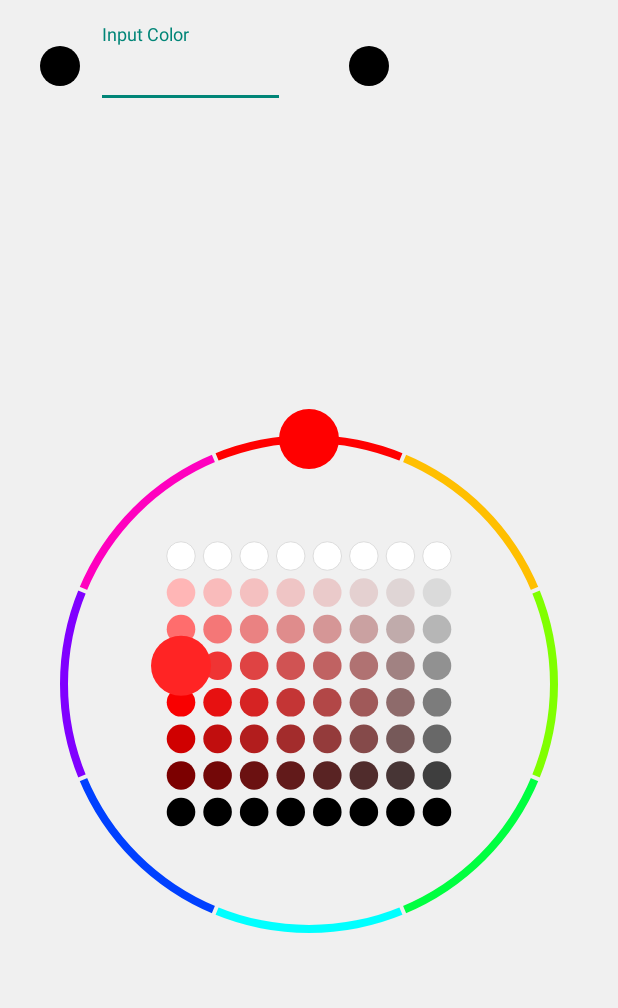
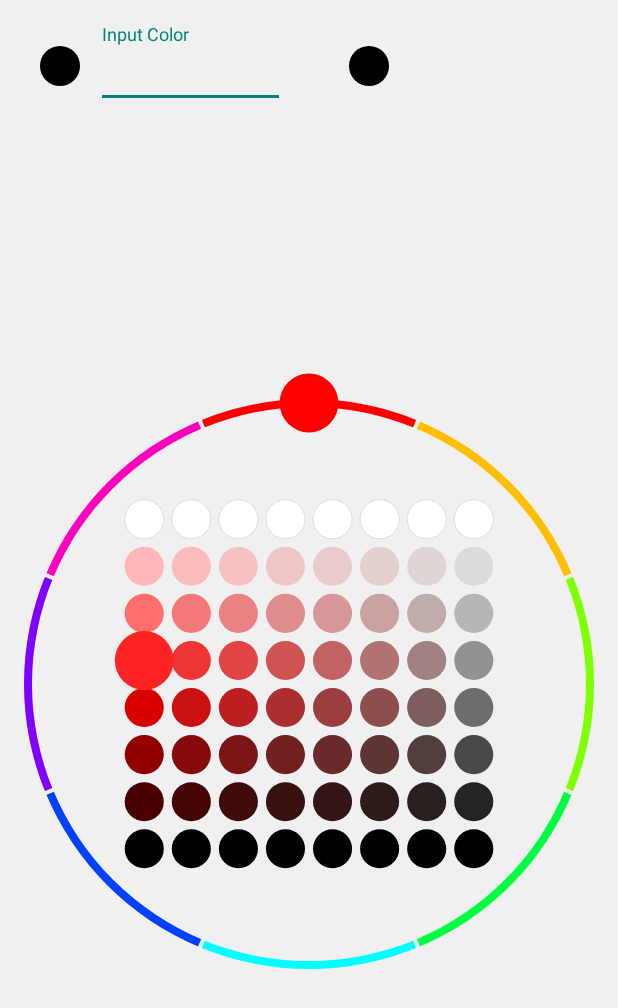
Before and after one commit to parthjdabhi/PhotoDoodle, an Android app: the layout fragment_color_picker_test.xml on its own in the app's theme, with its tools: preview values and no code run, on a phone screen of 412 x 824 dp. Shown: the top 1008 px of the screen. Run offline under Robolectric (Android 15) with nearby library versions, the phone set to English and light mode, and no system bars.

Commit message:
Some method renaming for clarity

```diff
--- a/app/app/src/main/java/org/zakariya/photodoodle/view/ColorPickerView.java
+++ b/app/app/src/main/java/org/zakariya/photodoodle/view/ColorPickerView.java
@@ -43,7 +43,7 @@ public class ColorPickerView extends View {
 	private static final float SQRT_2 = (float) Math.sqrt(2);
 	private static final float HUE_RING_THICKNESS = 8f;
 	private static final float SEPARATOR_WIDTH = 4f;
-	private static final float KNOB_RADIUS = 30;
+	private static final float MAX_TONE_SWATCH_RADIUS = 22;
 	private static final long ANIMATION_DURATION = 200;
 
 	private int color = 0xFF000000;
@@ -111,19 +111,36 @@ public class ColorPickerView extends View {
 	}
 
 	public void setPrecision(int precision) {
-		this.precision = Math.min(Math.max(precision, 1), 256);
+		this.precision = Math.min(Math.max(precision, 4), 32);
 		computeSnappedHSLFromColor(color);
 		invalidate();
 	}
 
-	public int getColor() {
+
+	public int getInitialColor() {
 		return color;
 	}
 
-	public void setColor(int color) {
+	/**
+	 * Set the initial color for this color picker to attempt to represent, given the
+	 * color space resolution constraints of its current precision. After setting an
+	 * initial color, getCurrentColor() will return the closest color representable.
+	 * @param color an initial color for the color picker to represent.
+	 */
+	public void setInitialColor(int color) {
 		this.color = color;
 		computeSnappedHSLFromColor(color);
 		invalidate();
+	}
+
+	/**
+	 * Get the current color represented by this color picker. Note, if this is called
+	 * immediately after calling setInitialColor(), the current color may not be the same as the color
+	 * provided to setInitialColor, since the precision of the color picker view narrows the color space.
+	 * @return the color selected by the user
+	 */
+	public int getCurrentColor() {
+		return snappedColor;
 	}
 
 	@Override
@@ -203,15 +220,13 @@ public class ColorPickerView extends View {
 
 		float swatchSize = layoutInfo.toneSquareSwatchSize;
 		float swatchRadius = swatchSize / 2 - SEPARATOR_WIDTH;
-		float swatchLeft = 0, swatchTop = 0;
 		float swatchY = 0f;
 		float swatchX;
 		float swatchIncrement = 1f / (float) (precision - 1);
-		int toneSquareBaseColor = snappedPureHueColor;
 
 		for (int row = 0; row < precision; row++, swatchY += swatchIncrement) {
-			swatchLeft = layoutInfo.toneSquareLeft;
-			swatchTop = layoutInfo.toneSquareTop + row * swatchSize;
+			float swatchLeft = layoutInfo.toneSquareLeft;
+			float swatchTop = layoutInfo.toneSquareTop + row * swatchSize;
 			swatchX = 0f;
 
 			// first row is solid white - so draw with a hairline grey circle to clarify
@@ -230,7 +245,7 @@ public class ColorPickerView extends View {
 				}
 			} else {
 				for (int col = 0; col < precision; col++, swatchLeft += swatchSize, swatchX += swatchIncrement) {
-					paint.setColor(plotToneSquareSwatchColor(toneSquareBaseColor, swatchX, swatchY));
+					paint.setColor(plotToneSquareSwatchColor(snappedHue, swatchX, swatchY));
 					canvas.drawCircle(swatchLeft, swatchTop, swatchRadius, paint);
 				}
 			}
@@ -267,7 +282,7 @@ public class ColorPickerView extends View {
 
 		float hueKnobAngle = lrpDegrees(snappedHue, currentDragHue, interpolator.getInterpolation(hueKnobEngagement));
 		PointF hueKnobPosition = getHueKnobPosition(hueKnobAngle);
-		PointF toneKnobPosition = getToneKnobPosition(snappedHue, snappedSaturation, snappedLightness);
+		PointF toneKnobPosition = getToneKnobPosition(snappedSaturation, snappedLightness);
 
 		// draw whichever knob is currently engaged on top
 		if (hueKnobEngagement > toneKnobEngagement) {
@@ -301,20 +316,19 @@ public class ColorPickerView extends View {
 		paint.setColor(color);
 
 		if (engagement > 0) {
-			final float rInactive = KNOB_RADIUS;
-			final float rActive = KNOB_RADIUS * 1.5f;
+			final float rInactive = layoutInfo.knobRadius;
+			final float rActive = layoutInfo.knobRadius * 1.5f;
 			final float extensionInactive = 1f;
 			final float extensionActive = 3f;
-			final long now = System.currentTimeMillis();
 			final float t = interpolator.getInterpolation(engagement);
-			float r = lrp(rInactive, rActive, t);
-			float extension = lrp(extensionInactive, extensionActive, t);
+			final float r = lrp(rInactive, rActive, t);
+			final float extension = lrp(extensionInactive, extensionActive, t);
 
 			Path popupKnobPath = new Path();
 			popupKnobPath.addRoundRect(new RectF(x - r, y - extension * r, x + r, y + r), r, r, Path.Direction.CW);
 			canvas.drawPath(popupKnobPath, paint);
 		} else {
-			canvas.drawCircle(x, y, KNOB_RADIUS, paint);
+			canvas.drawCircle(x, y, layoutInfo.knobRadius, paint);
 		}
 	}
 
@@ -326,35 +340,20 @@ public class ColorPickerView extends View {
 		return new PointF(knobX, knobY);
 	}
 
-	private PointF getToneKnobPosition(float snappedHue, float snappedSaturation, float snappedLightness) {
+	private PointF getToneKnobPosition(float snappedSaturation, float snappedLightness) {
 		float x = layoutInfo.toneSquareLeft + (1 - snappedSaturation) * layoutInfo.toneSquareSize;
 		float y = layoutInfo.toneSquareTop + (1 - snappedLightness) * layoutInfo.toneSquareSize;
 		return new PointF(x, y);
 	}
 
-	private int plotToneSquareSwatchColor(int color, float x, float y) {
-		float red = Color.red(color) / 255f;
-		float green = Color.green(color) / 255f;
-		float blue = Color.blue(color) / 255f;
+	private int plotToneSquareSwatchColor(float hue, float x, float y) {
+		float [] hsl = {
+				hue,
+				(float)snapSaturationOrLightnessValue(1-x),
+				(float)snapSaturationOrLightnessValue(1-y)
+		};
 
-		red = lrp(red, 0.5f, x);
-		green = lrp(green, 0.5f, x);
-		blue = lrp(blue, 0.5f, x);
-
-		if (y < 0.5f) {
-			float white = (1f - (y / 0.5f));
-			red = lrp(red, 1f, white);
-			green = lrp(green, 1f, white);
-			blue = lrp(blue, 1f, white);
-		} else {
-			float black = (y - 0.5f) * 2f;
-			black *= black;
-			red = lrp(red, 0f, black);
-			green = lrp(green, 0f, black);
-			blue = lrp(blue, 0f, black);
-		}
-
-		return Color.rgb((int) (red * 255f), (int) (green * 255f), (int) (blue * 255f));
+		return ColorUtils.HSLToColor(hsl);
 	}
 
 	private static float lrp(float a, float b, float v) {
@@ -416,13 +415,15 @@ public class ColorPickerView extends View {
 		layoutInfo.hueRingOuterRadius = contentSize / 2f;
 		layoutInfo.hueRingInnerRadius = layoutInfo.hueRingOuterRadius - HUE_RING_THICKNESS;
 
-		layoutInfo.toneSquareSize = (layoutInfo.hueRingInnerRadius - (KNOB_RADIUS * 2)) / SQRT_2 * 2f;
+		layoutInfo.toneSquareSize = (layoutInfo.hueRingInnerRadius - (MAX_TONE_SWATCH_RADIUS * 2)) / SQRT_2 * 2f;
 		layoutInfo.toneSquareSwatchSize = layoutInfo.toneSquareSize / (float) (precision - 1);
 		layoutInfo.toneSquareLeft = centerX - layoutInfo.toneSquareSize / 2;
 		layoutInfo.toneSquareTop = centerY - layoutInfo.toneSquareSize / 2;
 
 		layoutInfo.hueAngleIncrement = (float) (2 * Math.PI) / (float) precision;
 		layoutInfo.hueAngleIncrementDegrees = 360f / (float) precision;
+
+		layoutInfo.knobRadius = layoutInfo.toneSquareSwatchSize/2 * 1.25f;
 	}
 
 	private void generateRenderPaths() {
@@ -479,6 +480,8 @@ public class ColorPickerView extends View {
 		float[] hsl = {snappedHue, snappedSaturation, snappedLightness};
 		snappedColor = ColorUtils.HSLToColor(hsl);
 
+//		Log.d(TAG, "updateSnappedColor color: #" + Integer.toHexString(color).substring(2) + " snappedHue: " + snappedHue + " snappedSaturation: " + snappedSaturation + " snappedLightness: " + snappedLightness + " snappedColor: #" + Integer.toHexString(snappedColor).substring(2));
+
 		hsl[1] = 1;
 		hsl[2] = 0.5f;
 		snappedPureHueColor = ColorUtils.HSLToColor(hsl);
@@ -496,7 +499,7 @@ public class ColorPickerView extends View {
 			case MotionEvent.ACTION_MOVE:
 				return onTouchMove(event);
 			case MotionEvent.ACTION_UP:
-				return onTouchEnd(event);
+				return onTouchEnd();
 		}
 
 		return super.onTouchEvent(event);
@@ -505,8 +508,8 @@ public class ColorPickerView extends View {
 	private boolean onTouchStart(MotionEvent event) {
 		PointF pos = new PointF(event.getX(), event.getY());
 		PointF hueKnobPosition = getHueKnobPosition(snappedHue);
-		PointF toneKnobPosition = getToneKnobPosition(snappedHue, snappedSaturation, snappedLightness);
-		float dist2 = KNOB_RADIUS * KNOB_RADIUS;
+		PointF toneKnobPosition = getToneKnobPosition(snappedSaturation, snappedLightness);
+		float dist2 = layoutInfo.knobRadius * layoutInfo.knobRadius;
 		float hueKnobDist2 = PointFUtil.distance2(hueKnobPosition, pos);
 		float toneKnobDist2 = PointFUtil.distance2(toneKnobPosition, pos);
 
@@ -530,8 +533,8 @@ public class ColorPickerView extends View {
 					new PointF(layoutInfo.centerX, layoutInfo.centerY),
 					new PointF(event.getX(), event.getY()));
 
-			if (touchRadiusFromCenter > layoutInfo.hueRingInnerRadius - KNOB_RADIUS &&
-					touchRadiusFromCenter < layoutInfo.hueRingOuterRadius + KNOB_RADIUS) {
+			if (touchRadiusFromCenter > layoutInfo.hueRingInnerRadius - layoutInfo.knobRadius &&
+					touchRadiusFromCenter < layoutInfo.hueRingOuterRadius + layoutInfo.knobRadius) {
 				updateSnappedHueForTouchPosition(event.getX(), event.getY());
 				setDragState(DragState.DRAGGING_HUE_HANDLE);
 				return true;
@@ -540,7 +543,7 @@ public class ColorPickerView extends View {
 			// check if user tapped on tone square
 			float toneX = (event.getX() - layoutInfo.toneSquareLeft) / layoutInfo.toneSquareSize;
 			float toneY = (event.getY() - layoutInfo.toneSquareTop) / layoutInfo.toneSquareSize;
-			float fudge = KNOB_RADIUS / layoutInfo.toneSquareSize;
+			float fudge = layoutInfo.knobRadius / layoutInfo.toneSquareSize;
 
 			if (toneX >= -fudge && toneX <= 1 + fudge && toneY >= -fudge && toneY <= 1 + fudge) {
 				updateSnappedSaturationAndLightnessForTouchPosition(event.getX(), event.getY());
@@ -569,7 +572,7 @@ public class ColorPickerView extends View {
 		return false;
 	}
 
-	private boolean onTouchEnd(MotionEvent event) {
+	private boolean onTouchEnd() {
 		setDragState(DragState.NONE);
 		return false;
 	}
@@ -644,6 +647,7 @@ public class ColorPickerView extends View {
 		float toneSquareSize, toneSquareLeft, toneSquareTop, toneSquareSwatchSize;
 		float hueAngleIncrement;
 		float hueAngleIncrementDegrees;
+		float knobRadius;
 
 		LayoutInfo() {
 		}
--- a/app/app/src/main/res/layout/fragment_color_picker_test.xml
+++ b/app/app/src/main/res/layout/fragment_color_picker_test.xml
@@ -53,7 +53,7 @@
 		android:layout_width="match_parent"
 		android:layout_height="0dp"
 		android:layout_weight="1"
-		android:padding="40dp"
+		android:padding="16dp"
 		app:initialColor="#FF0000"
 		app:precision="8"
 		android:background="@color/windowBackgroundColor"/>
```
Also changed, not shown: app/app/src/main/java/org/zakariya/photodoodle/fragments/ColorPickerTestFragment.java (+18 -8 lines).
